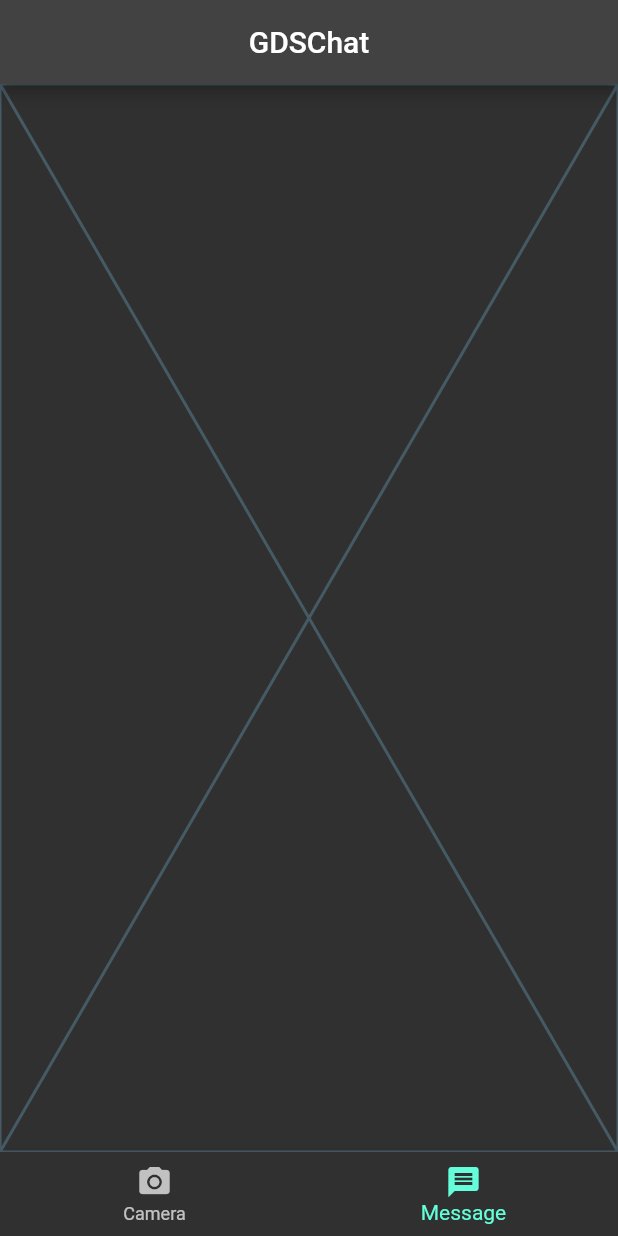
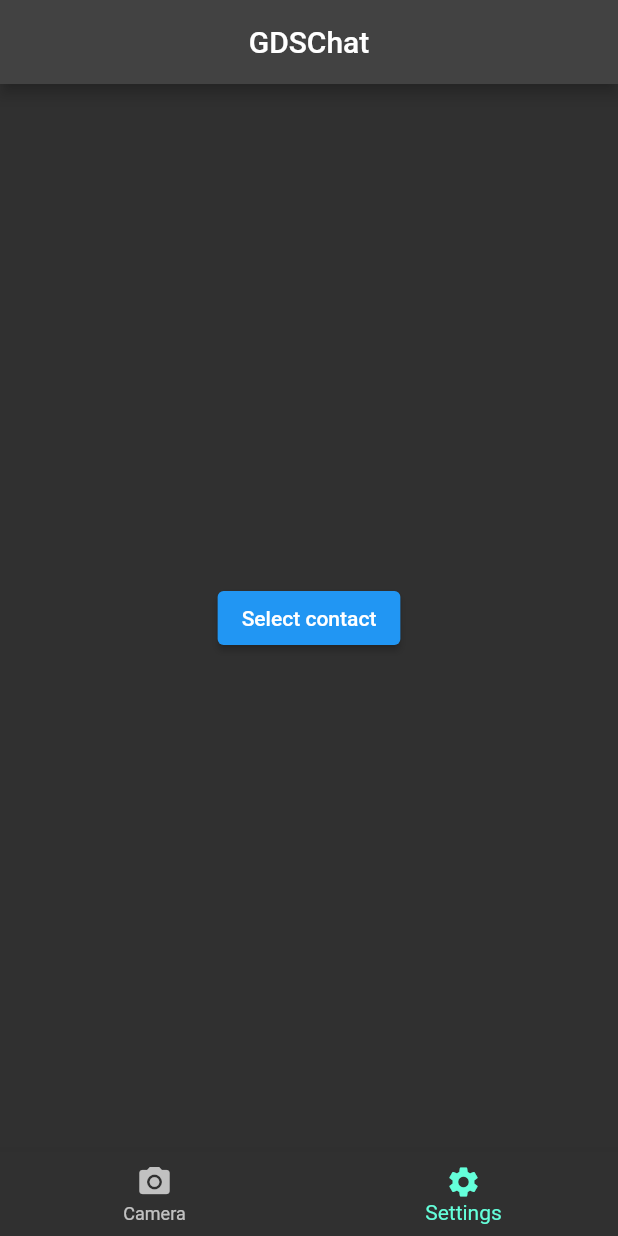
Before and after one commit to RobinSardja/GDSChat, a Flutter app: the screen it shows after launch, swiped to page 2, on a phone screen of 412 x 824 dp. Run offline on Flutter 3.47's test engine with Material 2 defaults, Android fonts, the light colour scheme and no system bars; our stand-ins replace camera, flutter_native_contact_picker; missing offline and left inert: a package.

Commit message:
Added contact picker button.

```diff
--- a/lib/main.dart
+++ b/lib/main.dart
@@ -4,6 +4,7 @@ import 'dart:io';
 import 'package:camera/camera.dart';
 import 'package:flutter/material.dart';
 import 'package:flutter/services.dart';
+import 'package:flutter_native_contact_picker/flutter_native_contact_picker.dart';
 
 Future<void> main() async {
   WidgetsFlutterBinding.ensureInitialized();
@@ -25,7 +26,6 @@ Future<void> main() async {
 
 }
 
-
 class TakePictureScreen extends StatefulWidget {
   const TakePictureScreen({
     super.key,
@@ -42,7 +42,13 @@ class TakePictureScreenState extends State<TakePictureScreen> {
   late CameraController _controller;
   late Future<void> _initializeControllerFuture;
 
+  late XFile image;
+
   final pageController = PageController();
+
+  String buttonText = "Select contact";
+  final FlutterContactPicker contactPicker = FlutterContactPicker();
+  Contact? contact;
 
   int currentIndex = 0;
   void changeIndex(selectedIndex) {
@@ -105,7 +111,7 @@ class TakePictureScreenState extends State<TakePictureScreen> {
                 ));
                 try {
                   await _initializeControllerFuture;
-                  final image = await _controller.takePicture();
+                  image = await _controller.takePicture();
 
                   late String content;
 
@@ -121,8 +127,8 @@ class TakePictureScreenState extends State<TakePictureScreen> {
                         bottomNavigationBar: BottomNavigationBar(
                           items: const [
                             BottomNavigationBarItem(
-                              icon: Icon( Icons.save_alt ),
-                              label: "Save",
+                              icon: Icon( Icons.message ),
+                              label: "Send",
                             ),
                             BottomNavigationBarItem(
                               icon: Icon( Icons.delete ),
@@ -133,7 +139,7 @@ class TakePictureScreenState extends State<TakePictureScreen> {
                             setState(() {
                               switch( selectedIndex ) {
                                 case 0:
-                                  content = "Picture saved!";
+                                  content = "Picture sent!";
                                   break;
                                 case 1:
                                   content = "Picture deleted";
@@ -162,7 +168,18 @@ class TakePictureScreenState extends State<TakePictureScreen> {
             ),
             floatingActionButtonLocation: FloatingActionButtonLocation.centerFloat,
           ),
-          const Placeholder(),
+          Center(
+            child: ElevatedButton(
+              child: Text(buttonText),
+              onPressed: () async {
+                Contact? selectedContact = await contactPicker.selectContact();
+                setState(() {
+                  contact = selectedContact;
+                  buttonText = contact.toString();
+                });
+              },
+            )
+          )
         ],
       ),
       bottomNavigationBar: BottomNavigationBar(
@@ -172,8 +189,8 @@ class TakePictureScreenState extends State<TakePictureScreen> {
             label: "Camera",
           ),
           BottomNavigationBarItem(
-            icon: Icon( Icons.message ),
-            label: "Message",
+            icon: Icon( Icons.settings ),
+            label: "Settings",
           )
         ],
         currentIndex: currentIndex,
--- a/pubspec.yaml
+++ b/pubspec.yaml
@@ -11,6 +11,7 @@ dependencies:
   flutter:
     sdk: flutter
   flutter_launcher_icons: ^0.13.1
+  flutter_native_contact_picker: ^0.0.5
   path: ^1.8.3
   path_provider: ^2.1.1
 
```
Also changed, not shown: pubspec.lock.
